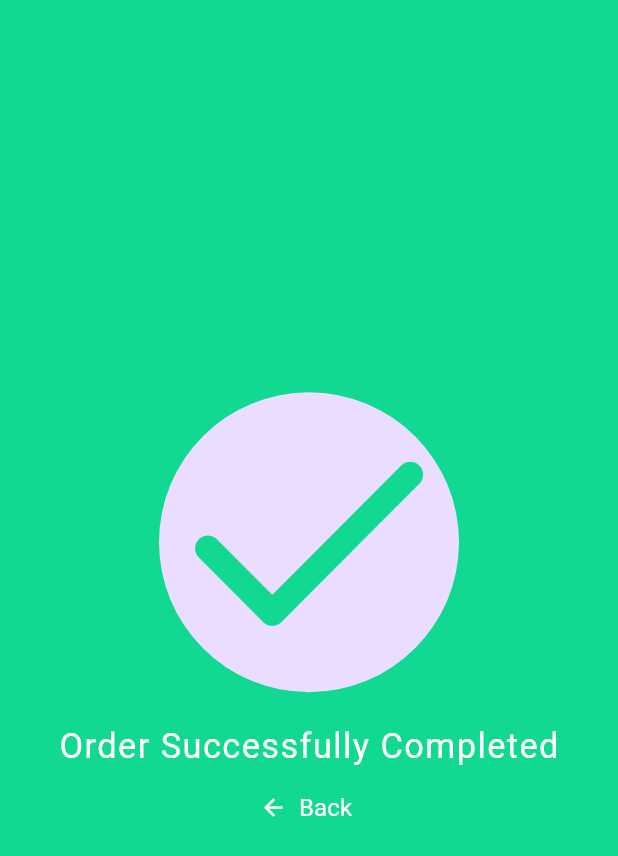
After one commit to adithyanashok/shop_mate, a Flutter app: the OrderSuccessScreen screen opened directly, on a phone screen of 412 x 824 dp. The commit adds this screen. Shown: the top 856 px of the screen. Run offline on Flutter 3.47's test engine with Material 2 defaults, Android fonts, the phone set to English and light mode, and no system bars; our stand-ins replace bloc, flutter_bloc, flutter_screenutil, flutter_svg, freezed_annotation, google_fonts.

Commit message:
order success page completed

```diff
--- a/lib/presentation/screens/checkout_screen/checkout_screen.dart
+++ b/lib/presentation/screens/checkout_screen/checkout_screen.dart
@@ -2,7 +2,9 @@ import 'package:flutter/material.dart';
 import 'package:flutter_screenutil/flutter_screenutil.dart';
 import 'package:flutter_svg/svg.dart';
 import 'package:shop_mate/presentation/constants/colors.dart';
+import 'package:shop_mate/presentation/constants/route_animation.dart';
 import 'package:shop_mate/presentation/screens/checkout_screen/checkout_screens_widgets/checkout_screen_widgets.dart';
+import 'package:shop_mate/presentation/screens/order_successful_screen/order_successful_screen.dart';
 import 'package:shop_mate/presentation/widgets/row_widget.dart';
 import 'package:shop_mate/presentation/widgets/text_widgets.dart';
 
@@ -71,7 +73,12 @@ class CheckoutScreen extends StatelessWidget {
                     padding: EdgeInsets.symmetric(horizontal: 10),
                     child: BuildHeadingText(text: "Payment Methods"),
                   ),
-                  Row(
+                  GestureDetector(
+                    onTap: () {
+                      Navigator.of(context)
+                          .push(buildNavigation(route: OrderSuccessScreen()));
+                    },
+                    child: Row(
                       mainAxisAlignment: MainAxisAlignment.spaceEvenly,
                       children: [
                         BuildPaymentMethodCard(
@@ -99,6 +106,7 @@ class CheckoutScreen extends StatelessWidget {
                           ),
                         ),
                       ],
+                    ),
                   ),
                   const Expanded(
                     child: Card(
--- /dev/null
+++ b/lib/presentation/screens/order_successful_screen/order_successful_screen.dart
@@ -0,0 +1,59 @@
+import 'package:flutter/material.dart';
+import 'package:flutter_screenutil/flutter_screenutil.dart';
+import 'package:shop_mate/presentation/constants/colors.dart';
+import 'package:shop_mate/presentation/constants/route_animation.dart';
+import 'package:shop_mate/presentation/screens/home_screen/home_screen.dart';
+import 'package:shop_mate/presentation/screens/main_page.dart';
+import 'package:shop_mate/presentation/widgets/text_widgets.dart';
+
+class OrderSuccessScreen extends StatelessWidget {
+  const OrderSuccessScreen({super.key});
+
+  @override
+  Widget build(BuildContext context) {
+    return Scaffold(
+      backgroundColor: AppColor.greenColor,
+      body: SafeArea(
+          child: Center(
+        child: Column(
+          mainAxisAlignment: MainAxisAlignment.center,
+          children: [
+            CircleAvatar(
+              radius: 100,
+              child: Center(
+                child: Image.asset(
+                  'assets/images/check.png',
+                  color: AppColor.greenColor,
+                  width: 160,
+                ),
+              ),
+            ),
+            const SizedBox(
+              height: 20,
+            ),
+            Text(
+              'Order Successfully Completed',
+              style: TextStyle(
+                fontSize: 20.sp,
+                color: AppColor.whiteColor,
+                fontWeight: FontWeight.w400,
+                letterSpacing: 0.84.sp,
+              ),
+            ),
+            TextButton.icon(
+              onPressed: () {
+                Navigator.of(context)
+                    .push(buildNavigation(route: const MainPage()));
+              },
+              icon: const Icon(
+                Icons.arrow_back,
+                color: AppColor.whiteColor,
+              ),
+              label: const BuildButtonText(text: 'Back'),
+            )
+          ],
+        ),
+      )),
+    );
+  }
+}
```
Also changed, not shown: assets/images/check.png (renamed from assets/images/270-2707339_confirm-comments-check-mark-icon-svg-removebg-preview.png). Lines whose indentation alone changed are shown as unchanged.
